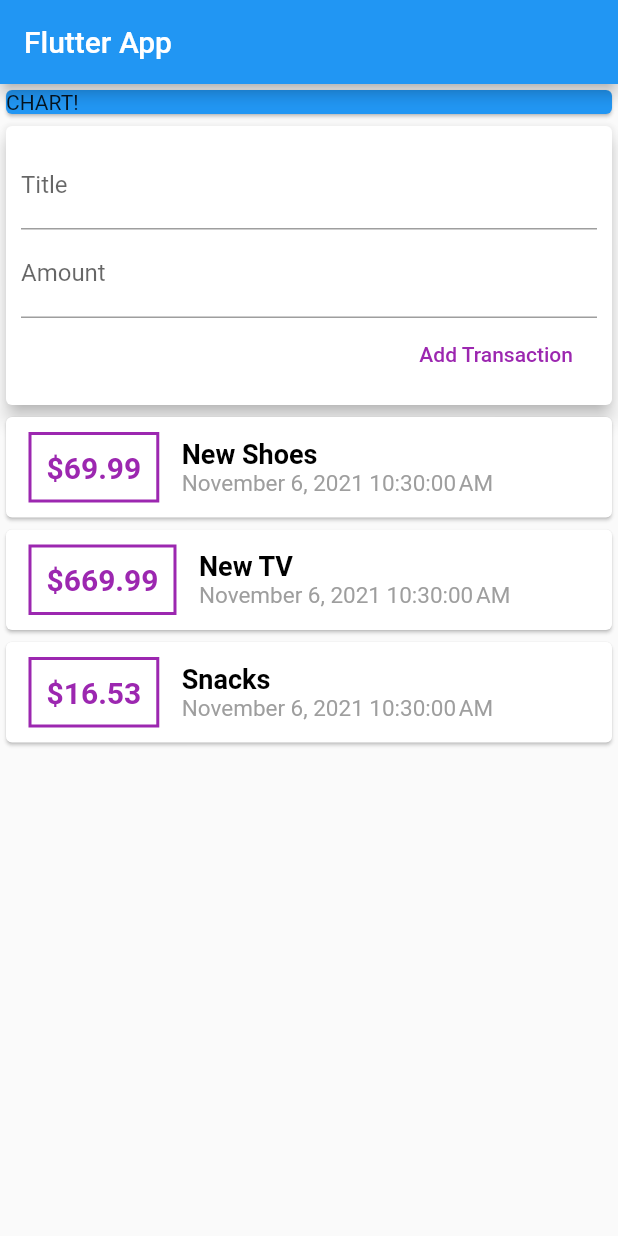
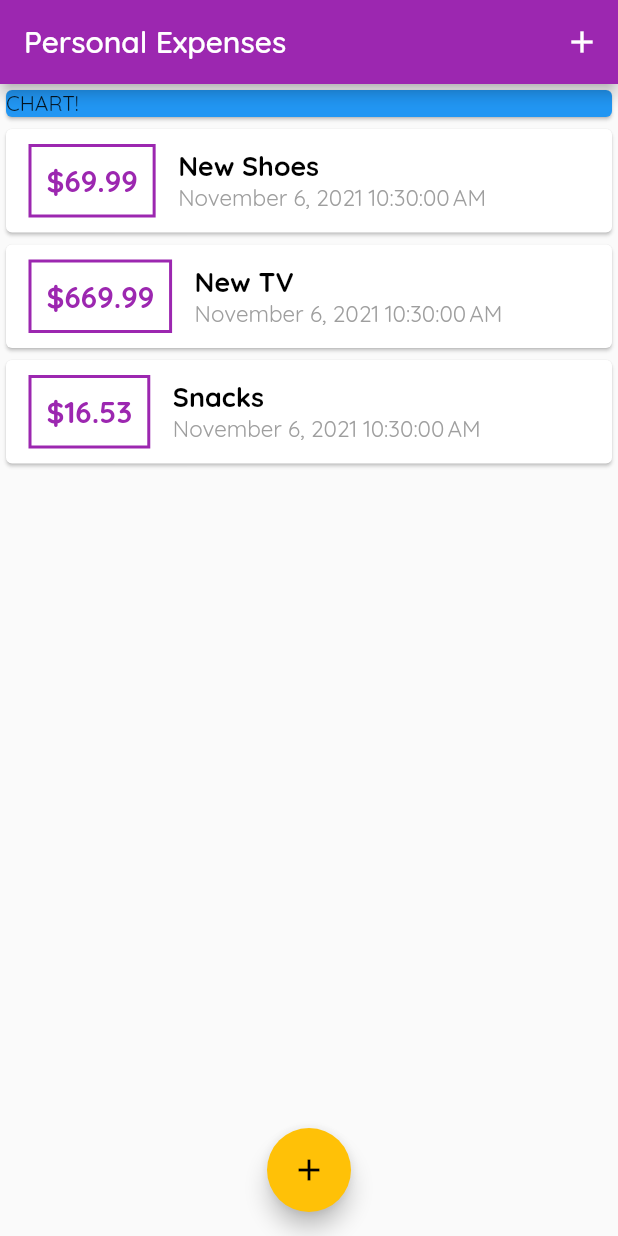
Before and after one commit to mcastre1/expense_planner_flutter, a Flutter app: the screen it shows after launch, on a phone screen of 412 x 824 dp. Run offline on Flutter 3.47's test engine with Material 2 defaults, Android fonts, the phone set to English and light mode, and no system bars.

Commit message:
Theming and fonts!

```diff
--- a/lib/main.dart
+++ b/lib/main.dart
@@ -1,6 +1,8 @@
+import './widgets/new_transaction.dart';
+
 import './widgets/transaction_list.dart';
 import 'package:flutter/material.dart';
-import './widgets/user_transactions.dart';
+import './models/transaction.dart';
 
 void main() => runApp(MyApp());
 
@@ -8,21 +10,71 @@ class MyApp extends StatelessWidget {
   @override
   Widget build(BuildContext context) {
     return MaterialApp(
-      title: 'Flutter App',
+      title: 'Personal Expenses',
       home: MyHomePage(),
+      theme: ThemeData(
+        primarySwatch: Colors.purple,
+        accentColor: Colors.amber,
+        fontFamily: 'Quicksand'
+      ),
     );
   }
 }
 
-class MyHomePage extends StatelessWidget {
+class MyHomePage extends StatefulWidget {
+  @override
+  State<MyHomePage> createState() => _MyHomePageState();
+}
+
+class _MyHomePageState extends State<MyHomePage> {
   String titleInput = "";
+
   String amountInput = "";
+
+  final List<Transaction> _transactions = [
+    Transaction(
+        id: 't1', title: 'New Shoes', amount: 69.99, date: DateTime.now()),
+    Transaction(
+        id: 't2', title: 'New TV', amount: 669.99, date: DateTime.now()),
+    Transaction(id: 't3', title: 'Snacks', amount: 16.53, date: DateTime.now()),
+  ];
+
+  void _addNewTransaction(String title, double amount) {
+    final newTx = Transaction(
+      title: title,
+      amount: amount,
+      date: DateTime.now(),
+      id: DateTime.now().toString(),
+    );
+
+    setState(() {
+      _transactions.add(newTx);
+    });
+  }
+
+  void startAddNewTransaction(BuildContext ctx) {
+    showModalBottomSheet(
+      context: ctx,
+      builder: (bCtx) {
+        return GestureDetector(
+          child: NewTransaction(_addNewTransaction),
+          onTap: () {},
+          behavior: HitTestBehavior.opaque,
+        );
+      },
+    );
+  }
 
   @override
   Widget build(BuildContext context) {
     return Scaffold(
       appBar: AppBar(
-        title: Text("Flutter App"),
+        title: Text("Personal Expenses"),
+        actions: [
+          IconButton(
+              onPressed: () => startAddNewTransaction(context),
+              icon: Icon(Icons.add)) // Button on app bar!
+        ],
       ),
       body: SingleChildScrollView(
         child: Column(
@@ -36,9 +88,15 @@ class MyHomePage extends StatelessWidget {
                 child: Text('CHART!'),
               ),
             ),
-            UserTransactions(),
+            TransactionList(_transactions),
           ],
         ),
+      ),
+      floatingActionButtonLocation: FloatingActionButtonLocation
+          .centerFloat, // This is how you add a floating button! :)
+      floatingActionButton: FloatingActionButton(
+        child: Icon(Icons.add),
+        onPressed: () => startAddNewTransaction(context),
       ),
     );
   }
--- a/lib/widgets/transaction_list.dart
+++ b/lib/widgets/transaction_list.dart
@@ -26,16 +26,16 @@ class TransactionList extends StatelessWidget {
                       ),
                       decoration: BoxDecoration(
                           border: Border.all(
-                        color: Colors.purple,
+                        color: Theme.of(context).primaryColor,
                         width: 2,
                       )),
                       padding: EdgeInsets.all(10),
                       child: Text(
-                        '\$${tx.amount}',
+                        '\$${tx.amount.toStringAsFixed(2)}',
                         style: TextStyle(
                           fontWeight: FontWeight.bold,
                           fontSize: 20,
-                          color: Colors.purple,
+                          color: Theme.of(context).primaryColor,
                         ),
                       ),
                     ),
--- a/lib/widgets/user_transactions.dart
+++ /dev/null
@@ -1,42 +0,0 @@
-import 'package:flutter/material.dart';
-import '../widgets/new_transaction.dart';
-import '../widgets/transaction_list.dart';
-import '../models/transaction.dart';
-
-class UserTransactions extends StatefulWidget {
-  @override
-  _UserTransactionsState createState() => _UserTransactionsState();
-}
-
-class _UserTransactionsState extends State<UserTransactions> {
-  final List<Transaction> _transactions = [
-    Transaction(
-        id: 't1', title: 'New Shoes', amount: 69.99, date: DateTime.now()),
-    Transaction(
-        id: 't2', title: 'New TV', amount: 669.99, date: DateTime.now()),
-    Transaction(id: 't3', title: 'Snacks', amount: 16.53, date: DateTime.now()),
-  ];
-
-  void _addNewTransaction(String title, double amount) {
-    final newTx = Transaction(
-      title: title,
-      amount: amount,
-      date: DateTime.now(),
-      id: DateTime.now().toString(),
-    );
-
-    setState(() {
-      _transactions.add(newTx);
-    });
-  }
-
-  @override
-  Widget build(BuildContext context) {
-    return Column(
-      children: [
-        NewTransaction(_addNewTransaction),
-        TransactionList(_transactions),
-      ],
-    );
-  }
-}
```
Also changed, not shown: lib/widgets/new_transaction.dart (+27 -6 lines), pubspec.yaml (+14 -0 lines), assets/fonts/OpenSans-Bold.ttf (added), assets/fonts/OpenSans-Regular.ttf (added), assets/fonts/Quicksand-Bold.ttf (added), assets/fonts/Quicksand-Light.ttf (added), assets/fonts/Quicksand-Medium.ttf (added), assets/fonts/Quicksand-Regular.ttf (added).
